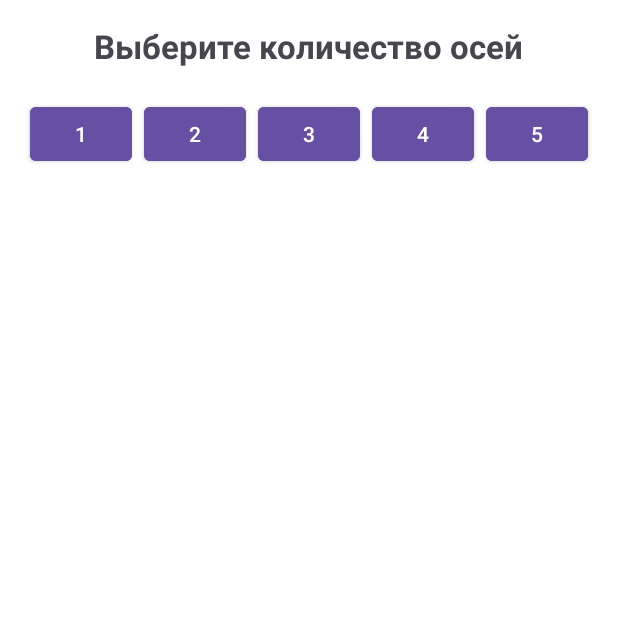
After one commit to Yahimchik/axle-load, an Android app: the fragment ConfigureFragment shown on its own in the app's theme, on a phone screen of 412 x 824 dp, the top half of it. The commit adds this screen. Run offline under Robolectric (Android 15) with nearby library versions, the phone set to English and light mode, and no system bars.

Commit message:
added axle vector image; added new fragment 'ConfigureFragment'; added logic of creating axles;

```diff
--- a/app/src/main/java/com/mehatronics/axle_load/activity/BaseBluetoothActivity.java
+++ b/app/src/main/java/com/mehatronics/axle_load/activity/BaseBluetoothActivity.java
@@ -1,6 +1,7 @@
 package com.mehatronics.axle_load.activity;
 
 import static android.R.id.content;
+import static com.mehatronics.axle_load.R.id.configureButton;
 import static dagger.hilt.android.EntryPointAccessors.fromActivity;
 
 import android.os.Bundle;
@@ -62,6 +63,7 @@ public abstract class BaseBluetoothActivity extends AppCompatActivity {
     protected void initUI() {
         loadingManager.init(findViewById(content));
         deviceListBinder = new DeviceListBinder(findViewById(content), bluetoothHandler::onDeviceSelected);
+        bluetoothHandler.initConfigureButton(findViewById(configureButton));
     }
 
     protected void setupObservers() {
--- /dev/null
+++ b/app/src/main/java/com/mehatronics/axle_load/fragment/ConfigureFragment.java
@@ -0,0 +1,62 @@
+package com.mehatronics.axle_load.fragment;
+
+import android.annotation.SuppressLint;
+import android.os.Bundle;
+
+import androidx.fragment.app.Fragment;
+
+import android.view.LayoutInflater;
+import android.view.View;
+import android.view.ViewGroup;
+import android.widget.Button;
+import android.widget.ImageView;
+import android.widget.LinearLayout;
+import android.widget.TextView;
+
+import com.mehatronics.axle_load.R;
+
+public class ConfigureFragment extends Fragment {
+    private LinearLayout axisContainer;
+
+    @Override
+    public void onCreate(Bundle savedInstanceState) {
+        super.onCreate(savedInstanceState);
+    }
+
+    @Override
+    public View onCreateView(LayoutInflater inflater, ViewGroup container,
+                             Bundle savedInstanceState) {
+        View rootView = inflater.inflate(R.layout.fragment_configure, container, false);
+
+        axisContainer = rootView.findViewById(R.id.axisContainer);
+
+        Button btnAxis1 = rootView.findViewById(R.id.btn_axis_1);
+        Button btnAxis2 = rootView.findViewById(R.id.btn_axis_2);
+        Button btnAxis3 = rootView.findViewById(R.id.btn_axis_3);
+        Button btnAxis4 = rootView.findViewById(R.id.btn_axis_4);
+        Button btnAxis5 = rootView.findViewById(R.id.btn_axis_5);
+
+        btnAxis1.setOnClickListener(v -> showAxes(1));
+        btnAxis2.setOnClickListener(v -> showAxes(2));
+        btnAxis3.setOnClickListener(v -> showAxes(3));
+        btnAxis4.setOnClickListener(v -> showAxes(4));
+        btnAxis5.setOnClickListener(v -> showAxes(5));
+
+        return rootView;
+    }
+
+    @SuppressLint("SetTextI18n")
+    private void showAxes(int numberOfAxes) {
+        axisContainer.removeAllViews();
+        for (int i = 1; i <= numberOfAxes; i++) {
+            View axisView = LayoutInflater.from(getContext()).inflate(R.layout.layout_axis, axisContainer, false);
+            TextView axisTitle = axisView.findViewById(R.id.axisTitle);
+            axisTitle.setText("Ось " + i);
+
+            ImageView axleImage = axisView.findViewById(R.id.axleImage);
+            axleImage.setImageResource(R.drawable.axle_auto);
+
+            axisContainer.addView(axisView);
+        }
+    }
+}
--- a/app/src/main/java/com/mehatronics/axle_load/navigation/DeviceNavigator.java
+++ b/app/src/main/java/com/mehatronics/axle_load/navigation/DeviceNavigator.java
@@ -20,6 +20,7 @@ public class DeviceNavigator {
     public DeviceNavigator(AppCompatActivity activity) {
         this.fragmentManager = activity.getSupportFragmentManager();
     }
+
 
     public void showFragment() {
         if (fragmentManager == null) {
--- /dev/null
+++ b/app/src/main/java/com/mehatronics/axle_load/ui/handler/ButtonClickHandler.java
@@ -0,0 +1,4 @@
+package com.mehatronics.axle_load.ui.handler;
+
+public class ButtonClickHandler {
+}
--- /dev/null
+++ b/app/src/main/res/drawable/axle_auto.xml
@@ -0,0 +1,41 @@
+<vector xmlns:android="http://schemas.android.com/apk/res/android"
+    android:width="200dp"
+    android:height="200dp"
+    android:viewportWidth="360"
+    android:viewportHeight="360">
+
+    <path
+        android:fillColor="#000000"
+        android:pathData="M58,110c-1.9,0.5 -4.5,2 -5.7,3.5l-2.3,2.6 0,38.4 0,38.5 2.9,3.2 2.9,3.3 15.7,-0 15.7,-0 2.9,-3.3 2.9,-3.2 0,-38.5c0,-38.4 0,-38.4 -2.2,-41 -1.3,-1.4 -4.1,-3 -6.3,-3.5 -4.8,-1.1 -21.7,-1.1 -26.5,-0z"
+        android:strokeColor="#00000000" />
+
+    <path
+        android:fillColor="#000000"
+        android:pathData="M274.3,110.1c-1.7,0.5 -4.1,2.1 -5.2,3.5 -2,2.6 -2.1,3.8 -2.1,41l0,38.4 2.9,3.2 2.9,3.3 15.7,-0 15.7,-0 2.9,-3.3 2.9,-3.2 0,-38.5c0,-38.4 0,-38.4 -2.2,-41 -1.3,-1.4 -4.1,-3 -6.3,-3.5 -5.1,-1.2 -23,-1.1 -27.2,0.1z"
+        android:strokeColor="#00000000" />
+
+    <path
+        android:fillColor="#000000"
+        android:pathData="M172.5,132.9c-9.6,2.6 -16.1,7.9 -19,15.5 -3.6,9.4 1,19.3 11.5,25.1 5,2.7 6.3,3 15,3 8.7,-0 10,-0.3 14.9,-3 18.4,-10.2 16.7,-30.6 -3.4,-39.4 -3.6,-1.6 -15,-2.3 -19,-1.2z"
+        android:strokeColor="#00000000" />
+
+    <path
+        android:fillColor="#000000"
+        android:pathData="M98,154.5c0,10.7 0.2,19.5 0.5,19.5 0.2,-0 2.9,-1.1 6,-2.4l5.5,-2.5 0,-14.3 0,-14.4 -5.5,-2.7c-3.1,-1.5 -5.8,-2.7 -6,-2.7 -0.3,-0 -0.5,8.8 -0.5,19.5z"
+        android:strokeColor="#00000000" />
+
+    <path
+        android:fillColor="#000000"
+        android:pathData="M255.3,137.8l-5.3,2.6 0,14.3 0,14.3 3.8,1.9c2,1 4.7,2.2 6,2.5l2.2,0.7 0,-19.5c0,-10.8 -0.3,-19.6 -0.7,-19.5 -0.5,-0 -3.2,1.2 -6,2.7z"
+        android:strokeColor="#00000000" />
+
+    <path
+        android:fillColor="#000000"
+        android:pathData="M115,155l0,5 15.9,-0 15.9,-0 0.4,-5 0.3,-5 -16.2,-0 -16.3,-0 0,5z"
+        android:strokeColor="#00000000" />
+
+    <path
+        android:fillColor="#000000"
+        android:pathData="M212.5,155l0,5 16.2,-0 16.3,-0 0,-5 0,-5 -16.2,-0 -16.3,-0 0,5z"
+        android:strokeColor="#00000000" />
+</vector>
--- /dev/null
+++ b/app/src/main/res/layout/fragment_configure.xml
@@ -0,0 +1,70 @@
+<LinearLayout xmlns:android="http://schemas.android.com/apk/res/android"
+    android:layout_width="match_parent"
+    android:layout_height="match_parent"
+    android:orientation="vertical"
+    android:background="@android:color/white"
+    android:padding="16dp">
+
+    <TextView
+        android:id="@+id/titleText"
+        android:layout_width="wrap_content"
+        android:layout_height="wrap_content"
+        android:text="Выберите количество осей"
+        android:textSize="22sp"
+        android:textStyle="bold"
+        android:gravity="center"
+        android:layout_gravity="center_horizontal"/>
+
+    <LinearLayout
+        android:layout_width="match_parent"
+        android:layout_height="wrap_content"
+        android:orientation="horizontal"
+        android:gravity="center"
+        android:layout_marginTop="16dp">
+
+        <Button
+            android:id="@+id/btn_axis_1"
+            style="@style/AxleButton"
+            android:text="1"
+            android:layout_weight="1"/>
+
+        <Button
+            android:id="@+id/btn_axis_2"
+            style="@style/AxleButton"
+            android:text="2"
+            android:layout_weight="1"/>
+
+        <Button
+            android:id="@+id/btn_axis_3"
+            style="@style/AxleButton"
+            android:text="3"
+            android:layout_weight="1"/>
+
+        <Button
+            android:id="@+id/btn_axis_4"
+            style="@style/AxleButton"
+            android:text="4"
+            android:layout_weight="1"/>
+
+        <Button
+            android:id="@+id/btn_axis_5"
+            style="@style/AxleButton"
+            android:text="5"
+            android:layout_weight="1"/>
+    </LinearLayout>
+
+    <ScrollView
+        android:layout_width="match_parent"
+        android:layout_height="0dp"
+        android:layout_weight="1"
+        android:layout_marginTop="16dp">
+
+        <LinearLayout
+            android:id="@+id/axisContainer"
+            android:layout_width="match_parent"
+            android:layout_height="wrap_content"
+            android:orientation="vertical"
+            android:gravity="center"/>
+    </ScrollView>
+
+</LinearLayout>
--- a/app/src/main/res/values/colors.xml
+++ b/app/src/main/res/values/colors.xml
@@ -14,4 +14,6 @@
     <color name="button_default">#FFFFFF</color>
     <color name="button_pressed">#FFEB3B</color>
     <color name="button_selected">#8BC34A</color>
+
+    <color name="primary">#6200EE</color>
 </resources>
--- a/app/src/main/res/values/styles.xml
+++ b/app/src/main/res/values/styles.xml
@@ -16,4 +16,13 @@
         <item name="android:stateListAnimator">@animator/button_click_animation</item>
     </style>
 
+    <style name="AxleButton" parent="Widget.MaterialComponents.Button">
+        <item name="android:layout_width">0dp</item>
+        <item name="android:layout_height">48dp</item>
+        <item name="android:backgroundTint">?attr/colorPrimary</item>
+        <item name="android:textColor">#FFFFFF</item>
+        <item name="android:layout_margin">4dp</item>
+    </style>
+
+
 </resources>
```
Also changed, not shown: app/src/main/java/com/mehatronics/axle_load/ble/handler/BluetoothHandler.java (+16 -0 lines), app/src/main/res/drawable/axis_background.xml (added, +10 -0 lines), app/src/main/res/drawable/axle_sensor_center.xml (added, +45 -0 lines), app/src/main/res/layout/activity_dds.xml (+50 -11 lines), app/src/main/res/layout/activity_dps.xml (+18 -4 lines), app/src/main/res/layout/activity_dss.xml (+52 -14 lines), app/src/main/res/layout/layout_axis.xml (added, +39 -0 lines), app/src/main/res/values/strings.xml (+13 -1 lines).
